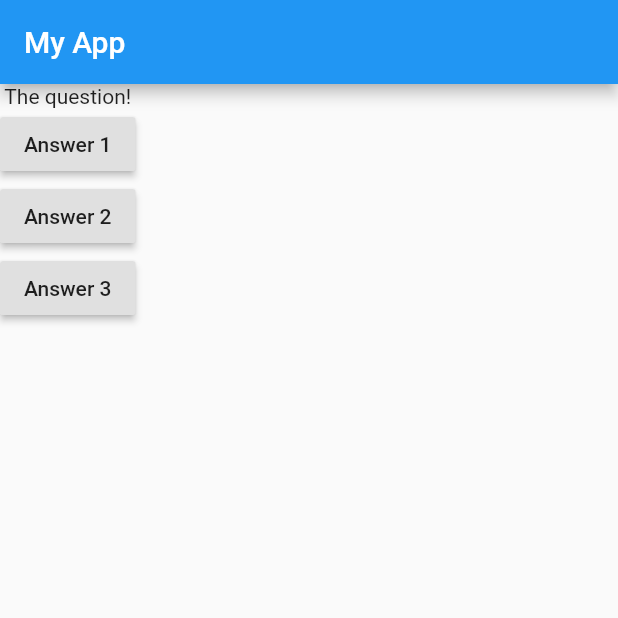
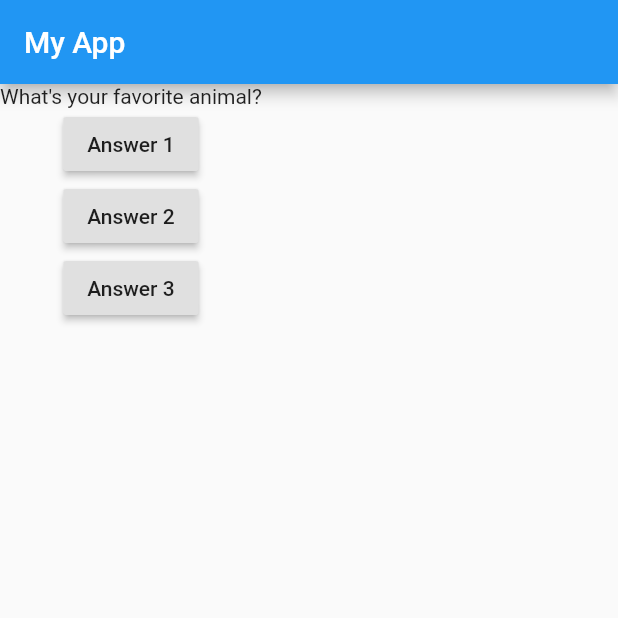
Before and after one commit to thiagocarnaes/flutter_app, a Flutter app: the screen it shows after launch, after a tap on "Answer 1", on a phone screen of 412 x 824 dp, the top half of it. Run offline on Flutter 3.47's test engine with Material 2 defaults, Android fonts, the phone set to English and light mode, and no system bars.

Commit message:
a brief under the hood

```diff
--- a/lib/main.dart
+++ b/lib/main.dart
@@ -2,11 +2,28 @@ import 'package:flutter/material.dart';
 
 void main() => runApp(MyApp());
 
-class MyApp extends StatelessWidget {
-  void answerQuestion() => print("answer");
+class MyApp extends StatefulWidget {
+  @override
+  State<StatefulWidget> createState() {
+    return MyAsppState();
+  }
+}
+
+class MyAsppState extends State<MyApp> {
+  var questionIndex = 0;
+  void answerQuestion() {
+    setState(() {
+      questionIndex = questionIndex + 1;
+    });
+    print(questionIndex);
+  }
 
   @override
   Widget build(BuildContext context) {
+    var questions = [
+      "What's your favorite color?",
+      "What's your favorite animal?"
+    ];
     return MaterialApp(
       title: 'Flutter Demo',
       theme: ThemeData(),
@@ -16,7 +33,7 @@ class MyApp extends StatelessWidget {
         ),
         body: Column(
           children: [
-            Text("The question!"),
+            Text(questions[questionIndex]),
             RaisedButton(
               child: Text('Answer 1'),
               onPressed: answerQuestion,
```
